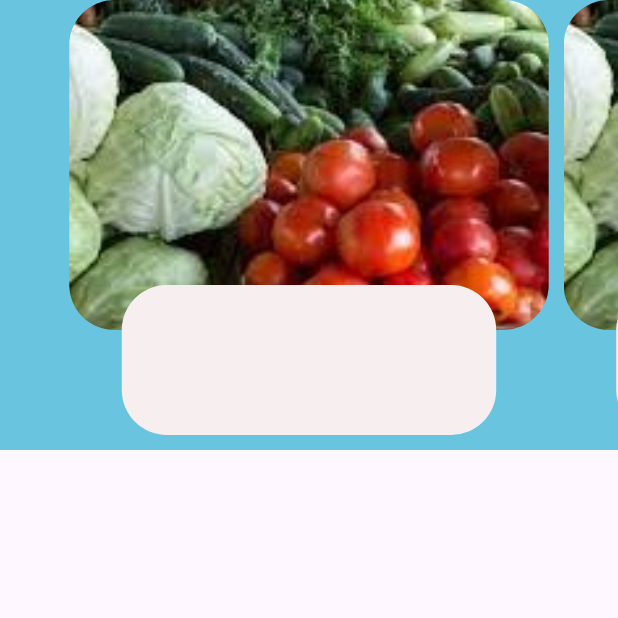
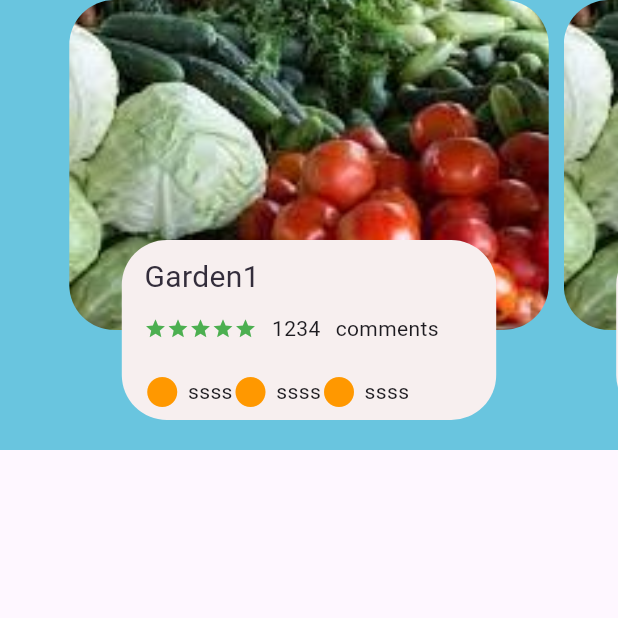
Before and after one commit to JiyaElsa02/Organic_ecommerceApp, a Flutter app: the screen it shows after launch, on a phone screen of 412 x 824 dp, the top half of it. Run offline on Flutter 3.47's test engine with Material 2 defaults, Android fonts, the light colour scheme and no system bars.

Commit message:
updated_body

```diff
--- /dev/null
+++ b/lib/home/big_text.dart
@@ -0,0 +1,50 @@
+import 'package:flutter/cupertino.dart';
+
+class BigText extends StatelessWidget {
+  final Color? color;
+  final String text;
+  double size;
+  TextOverflow overFlow;
+  BigText(
+      {super.key,
+      this.color = const Color(0xFF332d3b),
+      required this.text,
+      this.size = 20,
+      this.overFlow = TextOverflow.fade});
+
+  @override
+  Widget build(BuildContext context) {
+    return Text(
+      text,
+      overflow: overFlow,
+      style: TextStyle(
+
+          //  fontFamily: ' Roboto',
+          color: color,
+          fontSize: size,
+          fontWeight: FontWeight.w400),
+    );
+  }
+}
+// import 'package:flutter/cupertino.dart';
+
+// class BigText extends StatelessWidget {
+//     Color? color;
+
+//   BigText({Key? key, this. color = const Color (0xFF332d2b)
+//     required this.text,
+//     this.size=20,
+//      this.overFlow=TextOverflow.ellipsis
+//    }) : super (key: key);
+
+// @override
+// Widget build (BuildContext context) {
+//    return Text (
+//      text,
+//      maxLines: 1,
+//      overflow: overFlow,
+//      style:
+//          // TextStyle
+//    );
+// }
+// }
--- a/lib/home/food_page_body.dart
+++ b/lib/home/food_page_body.dart
@@ -1,4 +1,7 @@
 import 'package:flutter/cupertino.dart';
+import 'package:flutter/material.dart';
+import 'package:organic_ecommerce_app/home/big_text.dart';
+import 'package:organic_ecommerce_app/home/icon_widgets.dart';
 
 class FoodPageBody extends StatefulWidget {
   const FoodPageBody({super.key});
@@ -41,14 +44,75 @@ class _FoodPageBodyState extends State<FoodPageBody> {
         Align(
             alignment: Alignment.bottomCenter,
             child: Container(
-            height: 100,
-            margin: EdgeInsets.only(left: 40, right: 40, bottom: 10),
+              height: 120,
+              margin: EdgeInsets.only(left: 40, right: 40, bottom: 20),
               decoration: BoxDecoration(
                 borderRadius: BorderRadius.circular(30),
                 color: Color.fromRGBO(247, 239, 239, 1),
               ),
+              child: Container(
+                padding: EdgeInsets.only(top: 10, left: 15, right: 15),
+                child: Column(
+                  crossAxisAlignment: CrossAxisAlignment.start,
+                  children: [
+                    BigText(text: "Garden1"),
+                    SizedBox(
+                      height: 10,
                     ),
+                    Row(
+                      children: [
+                        Wrap(
+                          children: List.generate(
+                            5,
+                            (index) {
+                              return Icon(
+                                Icons.star,
+                                color: Colors.green,
+                                size: 15,
+                              );
+                            },
+                          ),
+                        ),
+                        SizedBox(
+                          width: 10,
+                        ),
+                        //need small text widget
+
+                        Text(
+                          "1234",
+                        ),
+                        SizedBox(
+                          width: 10,
+                        ),
+                        Text("comments"),
+                      ],
+                    ),
+                    SizedBox(
+                      height: 20,
+                    ),
+                    Row(
+                      children: [
+                        IconWidget(
+                            icon: Icons.circle_sharp,
+                            text: "ssss",
+                            color: Colors.black38,
+                            iconColor: Colors.orange),
+                        IconWidget(
+                            icon: Icons.circle_sharp,
+                            text: "ssss",
+                            color: Colors.black38,
+                            iconColor: Colors.orange),
+                        IconWidget(
+                            icon: Icons.circle_sharp,
+                            text: "ssss",
+                            color: Colors.black38,
+                            iconColor: Colors.orange),
+                      ],
                     )
+                  ],
+                ),
+              ),
+            ))
       ],
     );
   }
--- /dev/null
+++ b/lib/home/icon_widgets.dart
@@ -0,0 +1,31 @@
+import 'package:flutter/cupertino.dart';
+
+class IconWidget extends StatelessWidget {
+  final String text;
+  final IconData icon;
+  final Color color;
+  final Color iconColor;
+  const IconWidget(
+      {super.key,
+      required this.icon,
+      required this.text,
+      required this.color,
+      required this.iconColor});
+
+  @override
+  Widget build(BuildContext context) {
+    return Row(
+      children: [
+        Icon(
+          icon,
+          color: iconColor,
+        ),
+        SizedBox(
+          width: 5,
+        ),
+        //use smalltext
+        Text(text),
+      ],
+    );
+  }
+}
```
Lines whose indentation alone changed are shown as unchanged.
